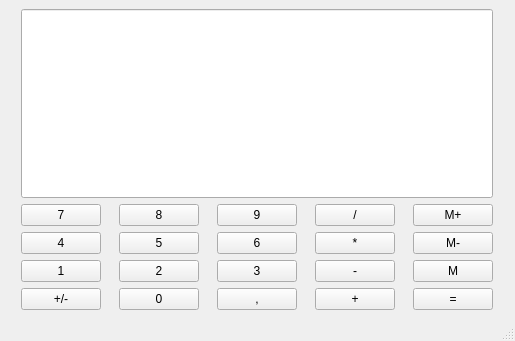
WojciechKonior/CalculatorQt, file calculatorqt.ui: the form before one commit.
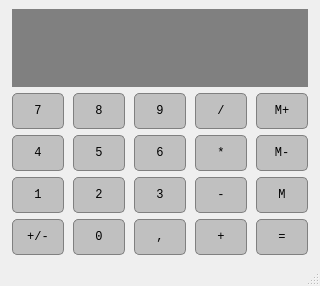
The form after the commit.

The edit to the form file:
```diff
--- a/calculatorqt.ui
+++ b/calculatorqt.ui
@@ -6,8 +6,8 @@
    <rect>
     <x>0</x>
     <y>0</y>
-    <width>515</width>
-    <height>341</height>
+    <width>320</width>
+    <height>286</height>
    </rect>
   </property>
   <property name="sizePolicy">
@@ -29,6 +29,22 @@
         <verstretch>0</verstretch>
        </sizepolicy>
       </property>
+      <property name="font">
+       <font>
+        <family>Consolas</family>
+        <pointsize>11</pointsize>
+       </font>
+      </property>
+      <property name="styleSheet">
+       <string notr="true">QLineEdit {
+    background-color: gray; 
+	border: 1px solid gray;
+	color: #ffffff;
+}</string>
+      </property>
+      <property name="alignment">
+       <set>Qt::AlignBottom|Qt::AlignRight|Qt::AlignTrailing</set>
+      </property>
      </widget>
     </item>
     <item row="1" column="0">
@@ -45,6 +61,27 @@
         <height>5</height>
        </size>
       </property>
+      <property name="font">
+       <font>
+        <family>Consolas</family>
+       </font>
+      </property>
+      <property name="styleSheet">
+       <string notr="true">QPushButton {
+    background-color: #C0C0C0; 
+	border: 1px solid gray;
+	border-radius: 5px;
+	padding: 10px;
+	width: 30px;
+}
+QPushButton:pressed {
+    background-color: #A9A9A9; 
+	border: 1px solid gray;
+	border-radius: 5px;
+	padding: 10px;
+	width: 30px;
+}</string>
+      </property>
       <property name="text">
        <string>7</string>
       </property>
@@ -64,6 +101,27 @@
         <height>5</height>
        </size>
       </property>
+      <property name="font">
+       <font>
+        <family>Consolas</family>
+       </font>
+      </property>
+      <property name="styleSheet">
+       <string notr="true">QPushButton {
+    background-color: #C0C0C0; 
+	border: 1px solid gray;
+	border-radius: 5px;
+	padding: 10px;
+	width: 30px;
+}
+QPushButton:pressed {
+    background-color: #A9A9A9; 
+	border: 1px solid gray;
+	border-radius: 5px;
+	padding: 10px;
+	width: 30px;
+}</string>
+      </property>
       <property name="text">
        <string>8</string>
       </property>
@@ -83,6 +141,27 @@
         <height>5</height>
        </size>
       </property>
+      <property name="font">
+       <font>
+        <family>Consolas</family>
+       </font>
+      </property>
+      <property name="styleSheet">
+       <string notr="true">QPushButton {
+    background-color: #C0C0C0; 
+	border: 1px solid gray;
+	border-radius: 5px;
+	padding: 10px;
+	width: 30px;
+}
+QPushButton:pressed {
+    background-color: #A9A9A9; 
+	border: 1px solid gray;
+	border-radius: 5px;
+	padding: 10px;
+	width: 30px;
+}</string>
+      </property>
       <property name="text">
        <string>9</string>
       </property>
@@ -102,6 +181,27 @@
         <height>5</height>
        </size>
       </property>
+      <property name="font">
+       <font>
+        <family>Consolas</family>
+       </font>
+      </property>
+      <property name="styleSheet">
+       <string notr="true">QPushButton {
+    background-color: #C0C0C0; 
+	border: 1px solid gray;
+	border-radius: 5px;
+	padding: 10px;
+	width: 30px;
+}
+QPushButton:pressed {
+    background-color: #A9A9A9; 
+	border: 1px solid gray;
+	border-radius: 5px;
+	padding: 10px;
+	width: 30px;
+}</string>
+      </property>
       <property name="text">
        <string>/</string>
       </property>
@@ -121,6 +221,27 @@
         <height>5</height>
        </size>
       </property>
+      <property name="font">
+       <font>
+        <family>Consolas</family>
+       </font>
+      </property>
+      <property name="styleSheet">
+       <string notr="true">QPushButton {
+    background-color: #C0C0C0; 
+	border: 1px solid gray;
+	border-radius: 5px;
+	padding: 10px;
+	width: 30px;
+}
+QPushButton:pressed {
+    background-color: #A9A9A9; 
+	border: 1px solid gray;
+	border-radius: 5px;
+	padding: 10px;
+	width: 30px;
+}</string>
+      </property>
       <property name="text">
        <string>M+</string>
       </property>
@@ -140,6 +261,27 @@
         <height>5</height>
        </size>
       </property>
+      <property name="font">
+       <font>
+        <family>Consolas</family>
+       </font>
+      </property>
+      <property name="styleSheet">
+       <string notr="true">QPushButton {
+    background-color: #C0C0C0; 
+	border: 1px solid gray;
+	border-radius: 5px;
+	padding: 10px;
+	width: 30px;
+}
+QPushButton:pressed {
+    background-color: #A9A9A9; 
+	border: 1px solid gray;
+	border-radius: 5px;
+	padding: 10px;
+	width: 30px;
+}</string>
+      </property>
       <property name="text">
        <string>4</string>
       </property>
@@ -159,6 +301,27 @@
         <height>5</height>
        </size>
       </property>
+      <property name="font">
+       <font>
+        <family>Consolas</family>
+       </font>
+      </property>
+      <property name="styleSheet">
+       <string notr="true">QPushButton {
+    background-color: #C0C0C0; 
+	border: 1px solid gray;
+	border-radius: 5px;
+	padding: 10px;
+	width: 30px;
+}
+QPushButton:pressed {
+    background-color: #A9A9A9; 
+	border: 1px solid gray;
+	border-radius: 5px;
+	padding: 10px;
+	width: 30px;
+}</string>
+      </property>
       <property name="text">
        <string>5</string>
       </property>
@@ -178,6 +341,27 @@
         <height>5</height>
        </size>
       </property>
+      <property name="font">
+       <font>
+        <family>Consolas</family>
+       </font>
+      </property>
+      <property name="styleSheet">
+       <string notr="true">QPushButton {
+    background-color: #C0C0C0; 
+	border: 1px solid gray;
+	border-radius: 5px;
+	padding: 10px;
+	width: 30px;
+}
+QPushButton:pressed {
+    background-color: #A9A9A9; 
+	border: 1px solid gray;
+	border-radius: 5px;
+	padding: 10px;
+	width: 30px;
+}</string>
+      </property>
       <property name="text">
        <string>6</string>
       </property>
@@ -197,6 +381,27 @@
         <height>5</height>
        </size>
       </property>
+      <property name="font">
+       <font>
+        <family>Consolas</family>
+       </font>
+      </property>
+      <property name="styleSheet">
+       <string notr="true">QPushButton {
+    background-color: #C0C0C0; 
+	border: 1px solid gray;
+	border-radius: 5px;
+	padding: 10px;
+	width: 30px;
+}
+QPushButton:pressed {
+    background-color: #A9A9A9; 
+	border: 1px solid gray;
+	border-radius: 5px;
+	padding: 10px;
+	width: 30px;
+}</string>
+      </property>
       <property name="text">
        <string>*</string>
       </property>
@@ -216,6 +421,27 @@
         <height>5</height>
        </size>
       </property>
+      <property name="font">
+       <font>
+        <family>Consolas</family>
+       </font>
+      </property>
+      <property name="styleSheet">
+       <string notr="true">QPushButton {
+    background-color: #C0C0C0; 
+	border: 1px solid gray;
+	border-radius: 5px;
+	padding: 10px;
+	width: 30px;
+}
+QPushButton:pressed {
+    background-color: #A9A9A9; 
+	border: 1px solid gray;
+	border-radius: 5px;
+	padding: 10px;
+	width: 30px;
+}</string>
+      </property>
       <property name="text">
        <string>M-</string>
       </property>
@@ -235,6 +461,27 @@
         <height>5</height>
        </size>
       </property>
+      <property name="font">
+       <font>
+        <family>Consolas</family>
+       </font>
+      </property>
+      <property name="styleSheet">
+       <string notr="true">QPushButton {
+    background-color: #C0C0C0; 
+	border: 1px solid gray;
+	border-radius: 5px;
+	padding: 10px;
+	width: 30px;
+}
+QPushButton:pressed {
+    background-color: #A9A9A9; 
+	border: 1px solid gray;
+	border-radius: 5px;
+	padding: 10px;
+	width: 30px;
+}</string>
+      </property>
       <property name="text">
        <string>1</string>
       </property>
@@ -254,6 +501,27 @@
         <height>5</height>
        </size>
       </property>
+      <property name="font">
+       <font>
+        <family>Consolas</family>
+       </font>
+      </property>
+      <property name="styleSheet">
+       <string notr="true">QPushButton {
+    background-color: #C0C0C0; 
+	border: 1px solid gray;
+	border-radius: 5px;
+	padding: 10px;
+	width: 30px;
+}
+QPushButton:pressed {
+    background-color: #A9A9A9; 
+	border: 1px solid gray;
+	border-radius: 5px;
+	padding: 10px;
+	width: 30px;
+}</string>
+      </property>
       <property name="text">
        <string>2</string>
       </property>
@@ -273,6 +541,27 @@
         <height>5</height>
        </size>
       </property>
+      <property name="font">
+       <font>
+        <family>Consolas</family>
+       </font>
+      </property>
+      <property name="styleSheet">
+       <string notr="true">QPushButton {
+    background-color: #C0C0C0; 
+	border: 1px solid gray;
+	border-radius: 5px;
+	padding: 10px;
+	width: 30px;
+}
+QPushButton:pressed {
+    background-color: #A9A9A9; 
+	border: 1px solid gray;
+	border-radius: 5px;
+	padding: 10px;
+	width: 30px;
+}</string>
+      </property>
       <property name="text">
        <string>3</string>
       </property>
@@ -292,6 +581,27 @@
         <height>5</height>
        </size>
       </property>
+      <property name="font">
+       <font>
+        <family>Consolas</family>
+       </font>
+      </property>
+      <property name="styleSheet">
+       <string notr="true">QPushButton {
+    background-color: #C0C0C0; 
+	border: 1px solid gray;
+	border-radius: 5px;
+	padding: 10px;
+	width: 30px;
+}
+QPushButton:pressed {
+    background-color: #A9A9A9; 
+	border: 1px solid gray;
+	border-radius: 5px;
+	padding: 10px;
+	width: 30px;
+}</string>
+      </property>
       <property name="text">
        <string>-</string>
       </property>
@@ -311,6 +621,27 @@
         <height>5</height>
        </size>
       </property>
+      <property name="font">
+       <font>
+        <family>Consolas</family>
+       </font>
+      </property>
+      <property name="styleSheet">
+       <string notr="true">QPushButton {
+    background-color: #C0C0C0; 
+	border: 1px solid gray;
+	border-radius: 5px;
+	padding: 10px;
+	width: 30px;
+}
+QPushButton:pressed {
+    background-color: #A9A9A9; 
+	border: 1px solid gray;
+	border-radius: 5px;
+	padding: 10px;
+	width: 30px;
+}</string>
+      </property>
       <property name="text">
        <string>M</string>
       </property>
@@ -330,6 +661,27 @@
         <height>5</height>
        </size>
       </property>
+      <property name="font">
+       <font>
+        <family>Consolas</family>
+       </font>
+      </property>
+      <property name="styleSheet">
+       <string notr="true">QPushButton {
+    background-color: #C0C0C0; 
+	border: 1px solid gray;
+	border-radius: 5px;
+	padding: 10px;
+	width: 30px;
+}
+QPushButton:pressed {
+    background-color: #A9A9A9; 
+	border: 1px solid gray;
+	border-radius: 5px;
+	padding: 10px;
+	width: 30px;
+}</string>
+      </property>
       <property name="text">
        <string>+/-</string>
       </property>
@@ -349,6 +701,27 @@
         <height>5</height>
        </size>
       </property>
+      <property name="font">
+       <font>
+        <family>Consolas</family>
+       </font>
+      </property>
+      <property name="styleSheet">
+       <string notr="true">QPushButton {
+    background-color: #C0C0C0; 
+	border: 1px solid gray;
+	border-radius: 5px;
+	padding: 10px;
+	width: 30px;
+}
+QPushButton:pressed {
+    background-color: #A9A9A9; 
+	border: 1px solid gray;
+	border-radius: 5px;
+	padding: 10px;
+	width: 30px;
+}</string>
+      </property>
       <property name="text">
        <string>0</string>
       </property>
@@ -368,6 +741,27 @@
         <height>5</height>
        </size>
       </property>
+      <property name="font">
+       <font>
+        <family>Consolas</family>
+       </font>
+      </property>
+      <property name="styleSheet">
+       <string notr="true">QPushButton {
+    background-color: #C0C0C0; 
+	border: 1px solid gray;
+	border-radius: 5px;
+	padding: 10px;
+	width: 30px;
+}
+QPushButton:pressed {
+    background-color: #A9A9A9; 
+	border: 1px solid gray;
+	border-radius: 5px;
+	padding: 10px;
+	width: 30px;
+}</string>
+      </property>
       <property name="text">
        <string>,</string>
       </property>
@@ -387,6 +781,27 @@
         <height>5</height>
        </size>
       </property>
+      <property name="font">
+       <font>
+        <family>Consolas</family>
+       </font>
+      </property>
+      <property name="styleSheet">
+       <string notr="true">QPushButton {
+    background-color: #C0C0C0; 
+	border: 1px solid gray;
+	border-radius: 5px;
+	padding: 10px;
+	width: 30px;
+}
+QPushButton:pressed {
+    background-color: #A9A9A9; 
+	border: 1px solid gray;
+	border-radius: 5px;
+	padding: 10px;
+	width: 30px;
+}</string>
+      </property>
       <property name="text">
        <string>+</string>
       </property>
@@ -406,6 +821,27 @@
         <height>5</height>
        </size>
       </property>
+      <property name="font">
+       <font>
+        <family>Consolas</family>
+       </font>
+      </property>
+      <property name="styleSheet">
+       <string notr="true">QPushButton {
+    background-color: #C0C0C0; 
+	border: 1px solid gray;
+	border-radius: 5px;
+	padding: 10px;
+	width: 30px;
+}
+QPushButton:pressed {
+    background-color: #A9A9A9; 
+	border: 1px solid gray;
+	border-radius: 5px;
+	padding: 10px;
+	width: 30px;
+}</string>
+      </property>
       <property name="text">
        <string>=</string>
       </property>
```
Left out of the diff: 2 changed lines with no effect on the pictures.
